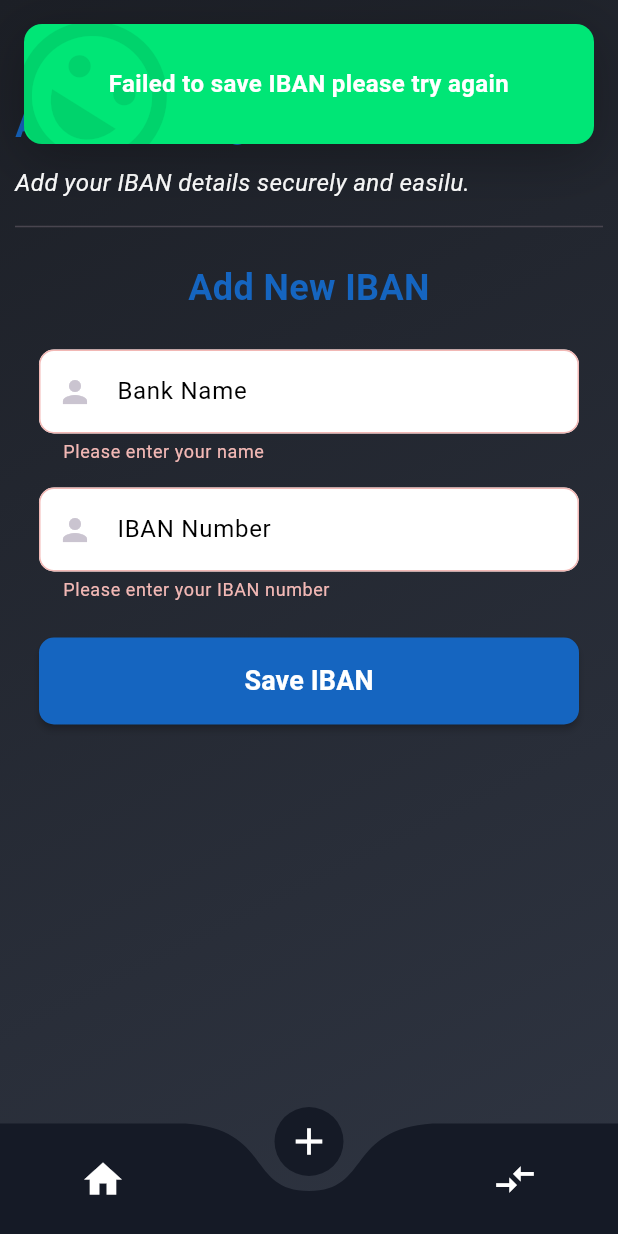
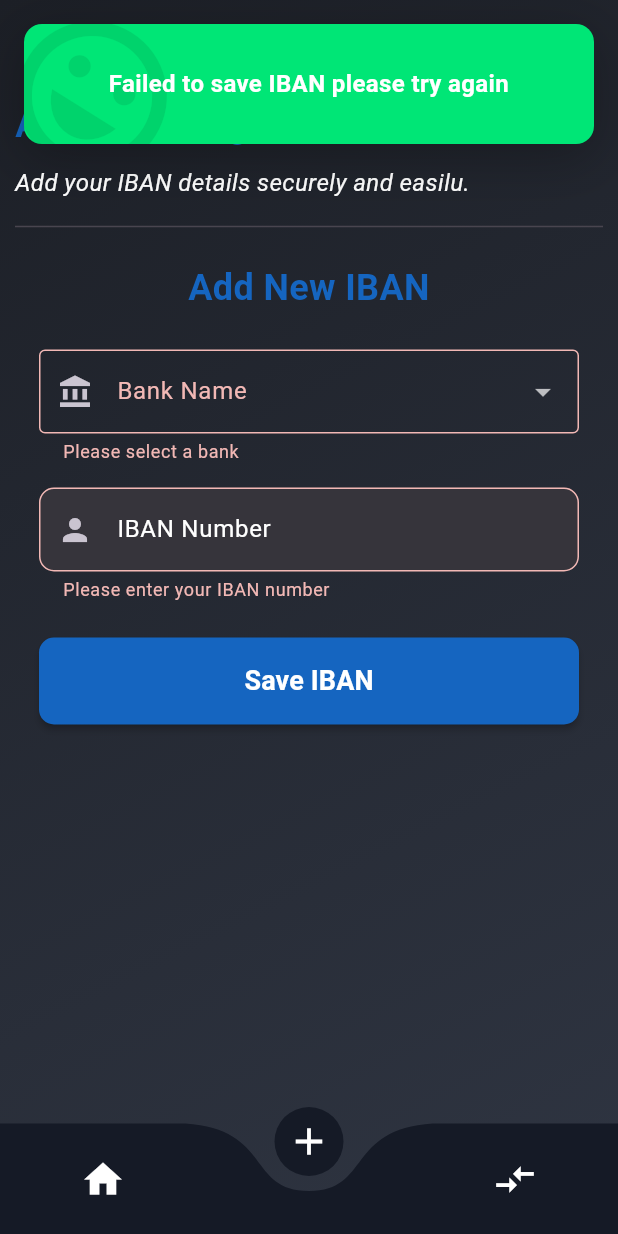
Before and after one commit to an90ass/IbanValut, a Flutter app: the screen it shows after launch, item 2 of the bottom bar chosen, after a tap on "Save IBAN", on a phone screen of 412 x 824 dp. Run offline on Flutter 3.47's test engine with Material 3 defaults, Android fonts, the light colour scheme and no system bars; drawn by our look-alikes of curved_navigation_bar, top_snackbar_flutter; our stand-ins replace qr_flutter, sqflite; accounts and stored records are empty.

Commit message:
feat: add IBAN search functionality and support for additional banks

```diff
--- a/lib/data/database/db_operations.dart
+++ b/lib/data/database/db_operations.dart
@@ -14,7 +14,8 @@ class DbOperations {
 
   Future<List<Iban>> getAllIbans() async {
     final db = await DbHelper().database;
-    final List<Map<String, dynamic>> result = await db.query('ibans');
+    final List<Map<String, dynamic>> result = await db.query('ibans',
+     orderBy: 'createdAt DESC',);
 
     return result.map((map) => Iban.fromMap(map)).toList();
   }
--- a/lib/screens/addIban/view/addIban_screen.dart
+++ b/lib/screens/addIban/view/addIban_screen.dart
@@ -8,9 +8,16 @@ import '../../../data/models/ibans_model.dart';
 import '../../../widgets.dart';
 import 'package:provider/provider.dart';
 
-class AddIbanScreen extends StatelessWidget {
+class AddIbanScreen extends StatefulWidget {
   AddIbanScreen({super.key});
+
+  @override
+  State<AddIbanScreen> createState() => _AddIbanScreenState();
+}
+
+class _AddIbanScreenState extends State<AddIbanScreen> {
   GlobalKey<FormState> _formKey = GlobalKey<FormState>();
+
   @override
   Widget build(BuildContext context) {
     return Scaffold(
@@ -52,8 +59,27 @@ class AddIbanScreen extends StatelessWidget {
     );
   }
 
+  final List<String> turkishBanks = [
+    'Ziraat Bankası',
+    'Halkbank',
+    'VakıfBank',
+    'İş Bankası',
+    'Garanti BBVA',
+    'Yapı Kredi',
+    'Akbank',
+    'QNB Finansbank',
+    'DenizBank',
+    'TEB',
+    'Şekerbank',
+    'Kuveyt Türk',
+    'Albaraka Türk',
+    'Türkiye Finans',
+  ];
+
   String? _bankName;
+
   String? _ibanNumber;
+
   _buildAddIbanForm(BuildContext context) {
     return Form(
       key: _formKey,
@@ -72,18 +98,48 @@ class AddIbanScreen extends StatelessWidget {
               textAlign: TextAlign.center,
             ),
             const SizedBox(height: 24),
-            CustomTextFormField(
+            // CustomTextFormField(
+            //   labelText: 'Bank Name',
+            //   hintText: 'e.g. Ziraat Bnak',
+            //   icon: const Icon(Icons.person),
+            //   validator: (value) {
+            //     if (value == null || value.isEmpty) {
+            //       return 'Please enter your name';
+            //     }
+            //     return null;
+            //   },
+            //   onSaved: (value) => _bankName = value,
+            // ),
+            DropdownButtonFormField<String>(
+              value: _bankName,
+              dropdownColor: AppColors.primary,
+  decoration: const InputDecoration(
+        fillColor: Colors.red,
     labelText: 'Bank Name',
-              hintText: 'e.g. Ziraat Bnak',
-              icon: const Icon(Icons.person),
+    border: OutlineInputBorder(),
+    prefixIcon: Icon(Icons.account_balance),
+  ),
+              items:
+                  turkishBanks.map((bank) {
+                    return DropdownMenuItem<String>(
+                      value: bank,
+                      child: Text(bank),
+                    );
+                  }).toList(),
+              onChanged: (value) {
+                setState(() {
+                  _bankName = value;
+                });
+              },
               validator: (value) {
                 if (value == null || value.isEmpty) {
-                  return 'Please enter your name';
+                  return 'Please select a bank';
                 }
                 return null;
               },
               onSaved: (value) => _bankName = value,
             ),
+
             const SizedBox(height: 16),
 
             CustomTextFormField(
@@ -119,14 +175,14 @@ class AddIbanScreen extends StatelessWidget {
             ibanNumber: _ibanNumber!,
             createdAt: DateTime.now().toString(),
           );
-          context.read<IbansProvider>().addIban( ibanModel);
+          context.read<IbansProvider>().addIban(ibanModel);
           showTopSnackBar(
             Overlay.of(context),
-  const CustomSnackBar.success(
-    message: 'IBAN saved successfully!',
-  ),
+            const CustomSnackBar.success(message: 'IBAN saved successfully!'),
           );
-
+setState(() {
+  _bankName = null;
+});
           _formKey.currentState!.reset();
         } else {
           showTopSnackBar(
@@ -135,7 +191,6 @@ showTopSnackBar(
               message: 'Failed to save IBAN please try again',
             ),
           );
-
         }
       },
       style: ElevatedButton.styleFrom(
--- a/lib/screens/home/view/home_screen.dart
+++ b/lib/screens/home/view/home_screen.dart
@@ -1,6 +1,7 @@
 import 'package:flutter/material.dart';
 import 'package:flutter/services.dart';
 import 'package:ibanvault/core/utils/AppColors.dart';
+import 'package:ibanvault/core/utils/ImageEnum.dart';
 import 'package:provider/provider.dart';
 import 'package:qr_flutter/qr_flutter.dart';
 import 'package:top_snackbar_flutter/custom_snack_bar.dart';
@@ -17,18 +18,31 @@ class HomeContent extends StatefulWidget {
 }
 
 class _HomeContentState extends State<HomeContent> {
+  final TextEditingController _searchController = TextEditingController();
+
+  List<Iban> _filteredIbans = [];
   @override
   void initState() {
     super.initState();
     Future.microtask(() {
-      context.read<IbansProvider>().fetchIbans();
+      final Ibansprovider = context.read<IbansProvider>();
+      Ibansprovider.fetchIbans().then((_) {
+        setState(() {
+          _filteredIbans = Ibansprovider.ibans;
+        });
+      });
     });
   }
 
   @override
+  void dispose() {
+    _searchController.dispose();
+    super.dispose();
+  }
+
+  @override
   Widget build(BuildContext context) {
-    final ibans = context.watch<IbansProvider>().ibans;
-
+    final allIbans = context.read<IbansProvider>().ibans;
     return Padding(
       padding: const EdgeInsets.all(10.0),
       child: Column(
@@ -39,10 +53,29 @@ class _HomeContentState extends State<HomeContent> {
           _buildSubTitleText(),
           Divider(),
           SizedBox(height: 10),
+          TextField(
+            onChanged: (value) {
+              setState(() {
+                _filteredIbans =
+                    allIbans.where((iban) {
+                      final search = value.toLowerCase();
+                      return iban.bankName.toLowerCase().contains(search) ||
+                          iban.ibanNumber.toLowerCase().contains(search);
+                    }).toList();
+              });
+            },
+
+            controller: _searchController,
+            decoration: InputDecoration(
+              labelText: 'Search..',
+              border: OutlineInputBorder(),
+            ),
+          ),
+          SizedBox(height: 10),
 
           Expanded(
             child:
-                ibans.isEmpty
+                allIbans.isEmpty || _filteredIbans.isEmpty
                     ? Center(
                       child: Column(
                         mainAxisAlignment: MainAxisAlignment.center,
@@ -60,9 +93,9 @@ class _HomeContentState extends State<HomeContent> {
                       ),
                     )
                     : ListView.builder(
-                      itemCount: ibans.length,
+                      itemCount: _filteredIbans.length,
                       itemBuilder: (context, index) {
-                        final iban = ibans[index];
+                        final iban = _filteredIbans[index];
                         return _buildIbanCard(iban);
                       },
                     ),
@@ -101,9 +134,19 @@ class _HomeContentState extends State<HomeContent> {
 
         contentPadding: const EdgeInsets.all(16),
         leading: CircleAvatar(
-          backgroundColor: AppColors.background,
-          child: Image.asset('assets/images/logo-ziraat-bankasi.png'),
-        ),
+  radius: 30,
+  backgroundColor: AppColors.background,
+  child: Padding(
+    padding: const EdgeInsets.all(4.0),
+    child: Image.asset(
+      _getImagePath(iban.bankName),
+      width: 40,
+      height: 40,
+      fit: BoxFit.contain,
+    ),
+  ),
+),
+
         title: Text(
           iban.bankName,
           style: const TextStyle(fontWeight: FontWeight.bold),
@@ -426,4 +469,41 @@ class _HomeContentState extends State<HomeContent> {
       },
     );
   }
+
+String _getImagePath(String bankName) {
+  switch (bankName) {
+    case 'Ziraat Bankası':
+      return ImageEnum.logoZiraatBankasi.imagePath;
+    case 'Halkbank':
+      return ImageEnum.halkbank.imagePath;
+    case 'VakıfBank':
+      return ImageEnum.vakifbank.imagePath;
+    case 'İş Bankası':
+      return ImageEnum.turkiyeIsBankasi.imagePath;
+    case 'Garanti BBVA':
+      return ImageEnum.GarantiBBVA.imagePath;
+    case 'Yapı Kredi':
+      return ImageEnum.yapikredibankasi.imagePath;
+    case 'Akbank':
+      return ImageEnum.Akbank.imagePath;
+    case 'QNB Finansbank':
+      return ImageEnum.qnbFinansbank.imagePath;
+    case 'DenizBank':
+      return ImageEnum.denizBank.imagePath;
+    case 'TEB':
+      return ImageEnum.tebLogo.imagePath;
+    case 'Şekerbank':
+      return ImageEnum.sekerbank.imagePath;
+    case 'Kuveyt Türk':
+      return ImageEnum.KuveytTurk.imagePath;
+    case 'Albaraka Türk':
+      return ImageEnum.AlbarakaTurk.imagePath;
+    case 'Türkiye Finans':
+      return ImageEnum.turkiyefinans.imagePath;
+    default:
+      return ImageEnum.logoZiraatBankasi.imagePath;
+  }
 }
+
+
+}
--- a/lib/widgets.dart
+++ b/lib/widgets.dart
@@ -70,20 +70,19 @@ class CustomTextFormField extends StatelessWidget {
   @override
   Widget build(BuildContext context) {
     return TextFormField(
-            style: const TextStyle(color: AppColors.black),
+            style: const TextStyle(color:Colors.white),
 
       controller: controller,
       decoration: InputDecoration(
         labelText: labelText,
         hintText: hintText,
-        labelStyle: const TextStyle(color: AppColors.black),
-        hintStyle: const TextStyle(color: AppColors.black),
+        labelStyle: const TextStyle(color: Colors.white),
+        hintStyle: const TextStyle(color: Colors.white),
         prefixIcon: icon,
         border: OutlineInputBorder(
           borderRadius: BorderRadius.circular(10),
         ),
         filled: true,
-        fillColor: AppColors.background,
       ),
       validator: validator ??
           (value) {
```
Also changed, not shown: lib/core/utils/ImageEnum.dart (added, +24 -0 lines), assets/images/Akbank.png (added), assets/images/AlbarakaTurk.png (added), assets/images/GarantiBBVA.png (added), assets/images/KuveytTurk.png (added), assets/images/deniz-bank.png (added), assets/images/halkbank.png (added), assets/images/qnb-finansbank.png (added), assets/images/sekerbank.png (added), assets/images/teb-logo.png (added), assets/images/turkiye-finans.png (added), assets/images/turkiye-is-bankasi.png (added), assets/images/vakifbank.png (added), assets/images/yapi-kredi-bankasi.png (added). Lines whose indentation alone changed are shown as unchanged.
